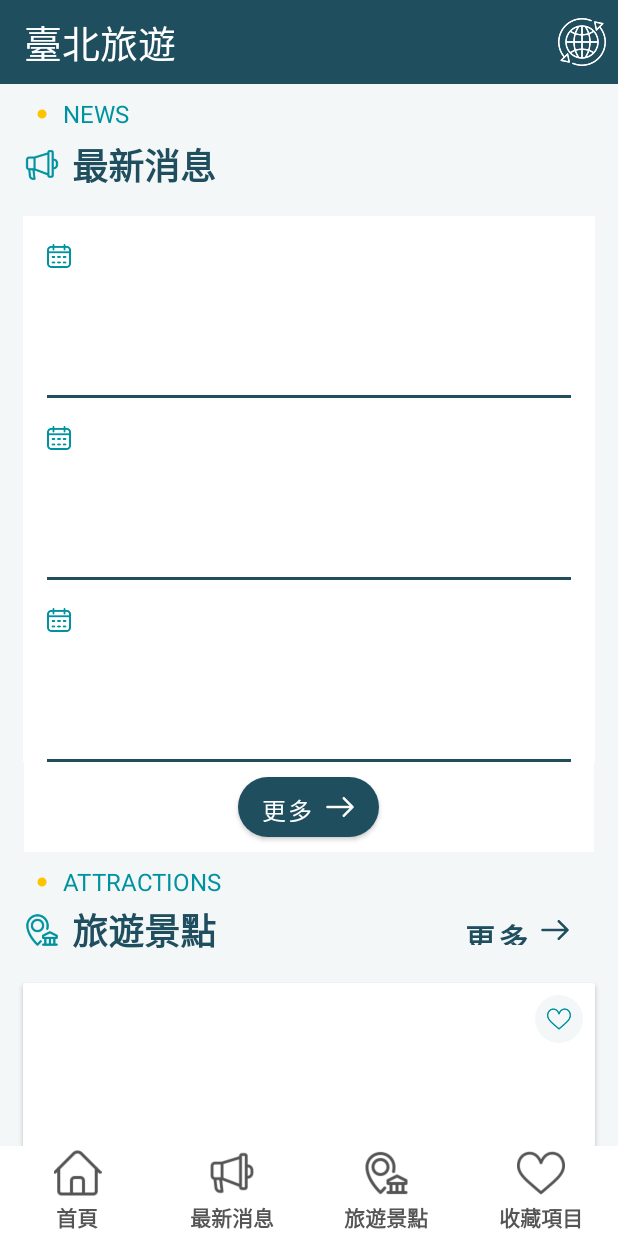
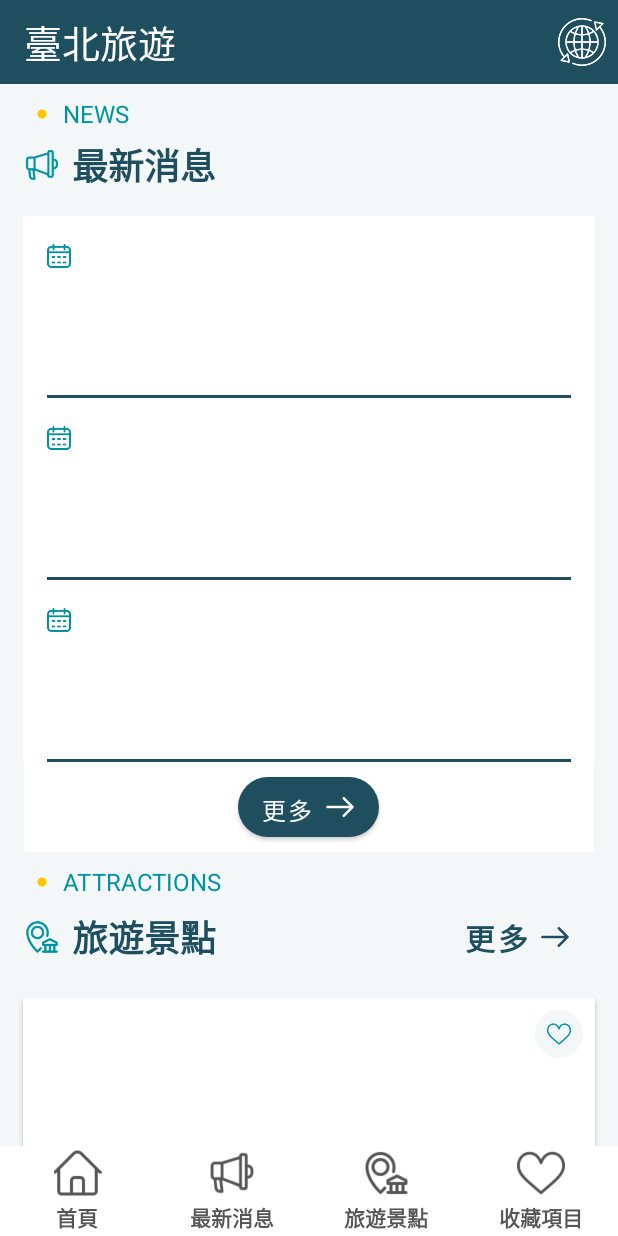
Before and after one commit to oakleychen0707/Travel_Taipei, an Android app: the layout activity_main.xml on its own in the app's theme, with its tools: preview values and no code run, on a phone screen of 412 x 824 dp. Run offline under Robolectric (Android 15) with nearby library versions, the phone set to English and light mode, and no system bars.

Commit message:
修改 activity_main.xml

```diff
--- a/app/src/main/res/layout/activity_main.xml
+++ b/app/src/main/res/layout/activity_main.xml
@@ -145,17 +145,17 @@
                 <Button
                     android:id="@+id/moreButton2"
                     android:layout_width="wrap_content"
-                    android:layout_height="40dp"
-                    android:text="更多"
-                    android:textSize="20sp"
-                    android:textColor="#1f4e5f"
-                    android:textStyle="bold"
+                    android:layout_height="match_parent"
+                    android:layout_gravity="end|center_vertical"
+                    android:layout_marginEnd="16dp"
+                    android:background="@android:color/transparent"
                     android:drawableRight="@drawable/right2_wrapper"
                     android:drawablePadding="0dp"
                     android:gravity="center_vertical"
-                    android:layout_gravity="end|center_vertical"
-                    android:layout_marginEnd="16dp"
-                    android:background="@android:color/transparent" />
+                    android:text="更多"
+                    android:textColor="#1f4e5f"
+                    android:textSize="20sp"
+                    android:textStyle="bold" />
             </FrameLayout>
 
             <FrameLayout
```
